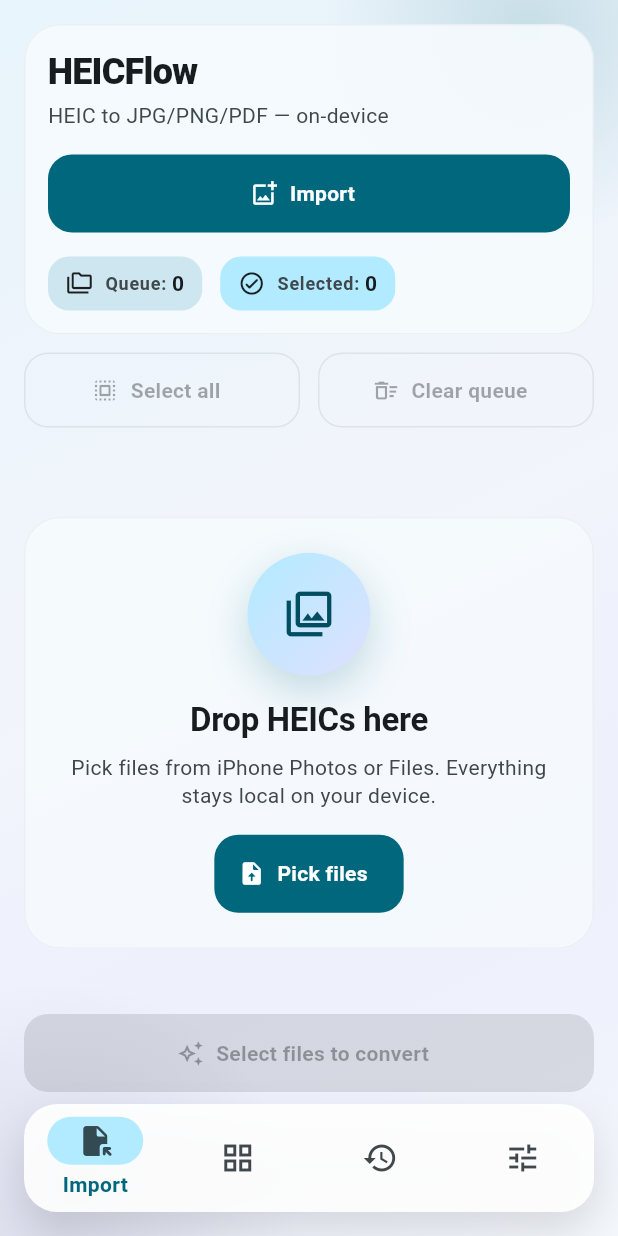
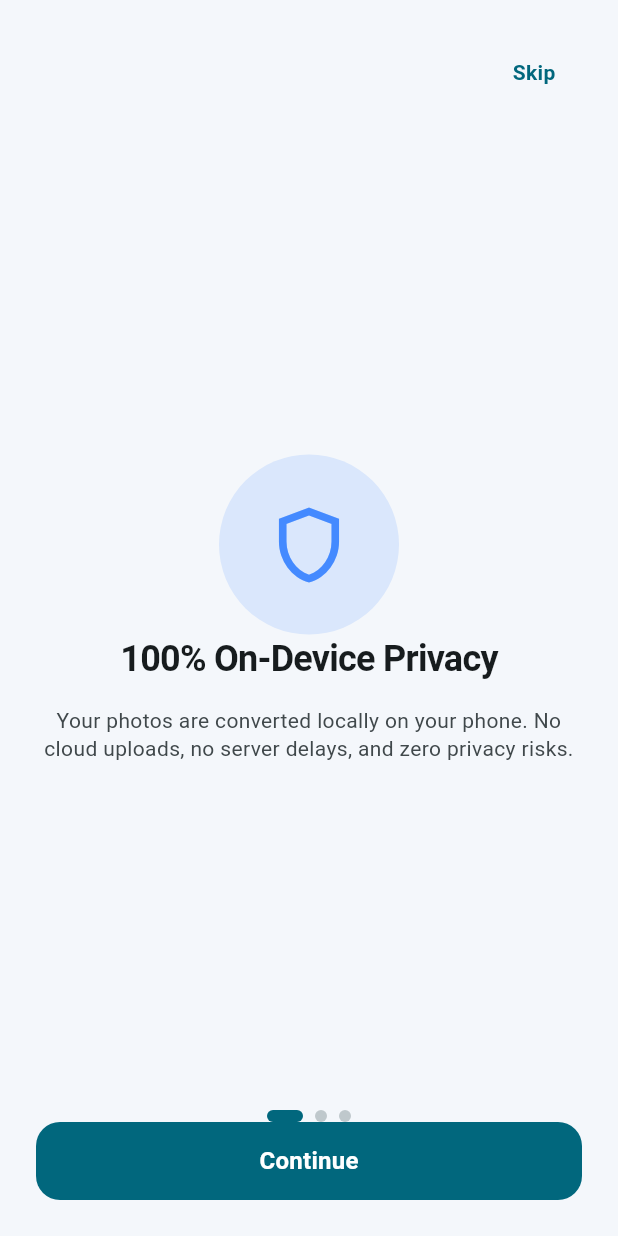
Before and after one commit to imadimad1996/HEICFlow, a Flutter app: the screen it shows after launch, on a phone screen of 412 x 824 dp. Run offline on Flutter 3.47's test engine with Material 3 defaults, Android fonts, the phone set to English and light mode, and no system bars; drawn by our look-alikes of dynamic_color; our stand-ins replace file_picker, flutter_riverpod, go_router, google_mobile_ads, logger, pdf and 2 more; missing offline and left inert: heif_converter; statements that could not run were skipped.

Commit message:
feat: implement core app features including export management, settings persistence, routing, and UI pages for gallery, onboarding, and paywall.

```diff
--- a/lib/app/router.dart
+++ b/lib/app/router.dart
@@ -5,14 +5,25 @@ import '../features/gallery/gallery_page.dart';
 import '../features/gallery/viewer_page.dart';
 import '../features/history/history_page.dart';
 import '../features/import/import_page.dart';
+import '../features/onboarding/onboarding_page.dart';
 import '../features/settings/privacy_page.dart';
 import '../features/settings/settings_page.dart';
+import '../features/settings/settings_controller.dart';
 import 'app_shell.dart';
 
 final appRouterProvider = Provider<GoRouter>((ref) {
+  final hasSeenOnboarding = ref.watch(
+    settingsControllerProvider.select((s) => s.hasSeenOnboarding),
+  );
+
   return GoRouter(
-    initialLocation: '/import',
+    initialLocation: hasSeenOnboarding ? '/import' : '/onboarding',
     routes: <RouteBase>[
+      GoRoute(
+        path: '/onboarding',
+        name: 'onboarding',
+        builder: (context, state) => const OnboardingPage(),
+      ),
       ShellRoute(
         builder: (context, state, child) {
           return AppShell(location: state.uri.toString(), child: child);
--- a/lib/features/export/export_controller.dart
+++ b/lib/features/export/export_controller.dart
@@ -6,6 +6,7 @@ import 'package:flutter/foundation.dart';
 import '../../app/providers.dart';
 import '../../models/export_job.dart';
 import '../../models/export_session.dart';
+import '../../services/rating_service.dart';
 import '../../utils/constants.dart';
 import '../../utils/format_utils.dart';
 import '../history/history_controller.dart';
@@ -185,6 +186,7 @@ class ExportController extends StateNotifier<ExportQueueState> {
     }
 
     if (result.outputPaths.isNotEmpty) {
+      _ref.read(ratingServiceProvider).recordSuccessfulExport(result.outputPaths.length);
       _ref.read(interstitialAdServiceProvider).markCompletedExportEligible();
 
       final session = ExportSession(
--- /dev/null
+++ b/lib/features/onboarding/onboarding_page.dart
@@ -0,0 +1,188 @@
+import 'package:flutter/material.dart';
+import 'package:flutter/services.dart';
+import 'package:flutter_riverpod/flutter_riverpod.dart';
+import 'package:go_router/go_router.dart';
+
+import '../paywall/paywall_sheet.dart';
+import '../settings/settings_controller.dart';
+import '../../utils/constants.dart';
+
+class OnboardingPage extends ConsumerStatefulWidget {
+  const OnboardingPage({super.key});
+
+  @override
+  ConsumerState<OnboardingPage> createState() => _OnboardingPageState();
+}
+
+class _OnboardingPageState extends ConsumerState<OnboardingPage> {
+  final PageController _pageController = PageController();
+  int _currentPage = 0;
+
+  final List<_OnboardingSlideData> _slides = const <_OnboardingSlideData>[
+    _OnboardingSlideData(
+      icon: Icons.shield_outlined,
+      title: '100% On-Device Privacy',
+      subtitle:
+          'Your photos are converted locally on your phone. No cloud uploads, no server delays, and zero privacy risks.',
+      color: Colors.blueAccent,
+    ),
+    _OnboardingSlideData(
+      icon: Icons.offline_bolt_outlined,
+      title: 'Lightning Batch Export',
+      subtitle:
+          'Convert dozens of HEIC & HEIF images into JPG, PNG, or combined PDF documents in just a single tap.',
+      color: Colors.purpleAccent,
+    ),
+    _OnboardingSlideData(
+      icon: Icons.high_quality_outlined,
+      title: 'Original Quality Preserved',
+      subtitle:
+          'Fine-tune output resolution, compression quality, and EXIF metadata retention with full control.',
+      color: Colors.tealAccent,
+    ),
+  ];
+
+  void _nextPage() {
+    HapticFeedback.lightImpact();
+    if (_currentPage < _slides.length - 1) {
+      _pageController.nextPage(
+        duration: const Duration(milliseconds: 300),
+        curve: Curves.easeInOut,
+      );
+    } else {
+      _finishOnboarding();
+    }
+  }
+
+  void _finishOnboarding() {
+    HapticFeedback.mediumImpact();
+    ref.read(settingsControllerProvider.notifier).completeOnboarding();
+    context.go('/import');
+
+    // Trigger soft paywall offer immediately after onboarding
+    showModalBottomSheet<void>(
+      context: context,
+      isScrollControlled: true,
+      backgroundColor: Colors.transparent,
+      builder: (context) => const PaywallSheet(
+        triggerReason: 'Special Welcome Offer: 3 Days Free Trial',
+      ),
+    );
+  }
+
+  @override
+  Widget build(BuildContext context) {
+    final theme = Theme.of(context);
+    final scheme = theme.colorScheme;
+
+    return Scaffold(
+      body: SafeArea(
+        child: Padding(
+          padding: const EdgeInsets.all(AppSpacing.lg),
+          child: Column(
+            children: <Widget>[
+              Align(
+                alignment: Alignment.topRight,
+                child: TextButton(
+                  onPressed: _finishOnboarding,
+                  child: const Text('Skip'),
+                ),
+              ),
+              Expanded(
+                child: PageView.builder(
+                  controller: _pageController,
+                  onPageChanged: (index) {
+                    setState(() => _currentPage = index);
+                  },
+                  itemCount: _slides.length,
+                  itemBuilder: (context, index) {
+                    final slide = _slides[index];
+                    return Column(
+                      mainAxisAlignment: MainAxisAlignment.center,
+                      children: <Widget>[
+                        Container(
+                          width: 120,
+                          height: 120,
+                          decoration: BoxDecoration(
+                            color: slide.color.withValues(alpha: 0.15),
+                            shape: BoxShape.circle,
+                          ),
+                          child: Icon(slide.icon, size: 60, color: slide.color),
+                        ),
+                        const SizedBox(height: AppSpacing.xl),
+                        Text(
+                          slide.title,
+                          style: theme.textTheme.headlineSmall?.copyWith(
+                            fontWeight: FontWeight.bold,
+                          ),
+                          textAlign: TextAlign.center,
+                        ),
+                        const SizedBox(height: AppSpacing.md),
+                        Text(
+                          slide.subtitle,
+                          style: theme.textTheme.bodyMedium?.copyWith(
+                            color: scheme.onSurfaceVariant,
+                          ),
+                          textAlign: TextAlign.center,
+                        ),
+                      ],
+                    );
+                  },
+                ),
+              ),
+              Row(
+                mainAxisAlignment: MainAxisAlignment.center,
+                children: List.generate(
+                  _slides.length,
+                  (index) => AnimatedContainer(
+                    duration: const Duration(milliseconds: 200),
+                    margin: const EdgeInsets.symmetric(horizontal: 4),
+                    width: _currentPage == index ? 24 : 8,
+                    height: 8,
+                    decoration: BoxDecoration(
+                      color: _currentPage == index
+                          ? scheme.primary
+                          : scheme.outlineVariant,
+                      borderRadius: BorderRadius.circular(4),
+                    ),
+                  ),
+                ),
+              ),
+              const SizedBox(height: AppSpacing.xl),
+              SizedBox(
+                width: double.infinity,
+                height: 52,
+                child: FilledButton(
+                  onPressed: _nextPage,
+                  child: Text(
+                    _currentPage == _slides.length - 1
+                        ? 'Get Started'
+                        : 'Continue',
+                    style: const TextStyle(
+                      fontSize: 16,
+                      fontWeight: FontWeight.bold,
+                    ),
+                  ),
+                ),
+              ),
+            ],
+          ),
+        ),
+      ),
+    );
+  }
+}
+
+class _OnboardingSlideData {
+  const _OnboardingSlideData({
+    required this.icon,
+    required this.title,
+    required this.subtitle,
+    required this.color,
+  });
+
+  final IconData icon;
+  final String title;
+  final String subtitle;
+  final Color color;
+}
```
Also changed, not shown: lib/features/gallery/gallery_page.dart (+13 -0 lines), lib/features/import/import_page.dart (+13 -0 lines), lib/features/paywall/paywall_sheet.dart (added, +315 -0 lines), lib/features/settings/settings_controller.dart (+22 -0 lines), lib/features/settings/settings_page.dart (+60 -0 lines), lib/services/rating_service.dart (added, +55 -0 lines).
